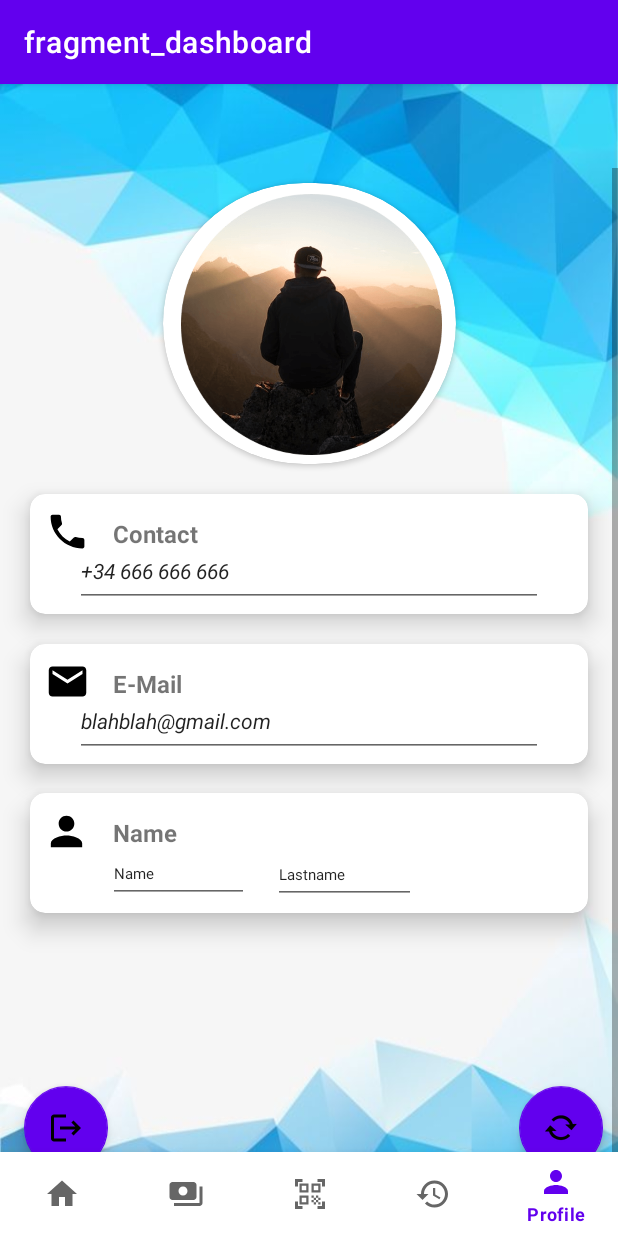
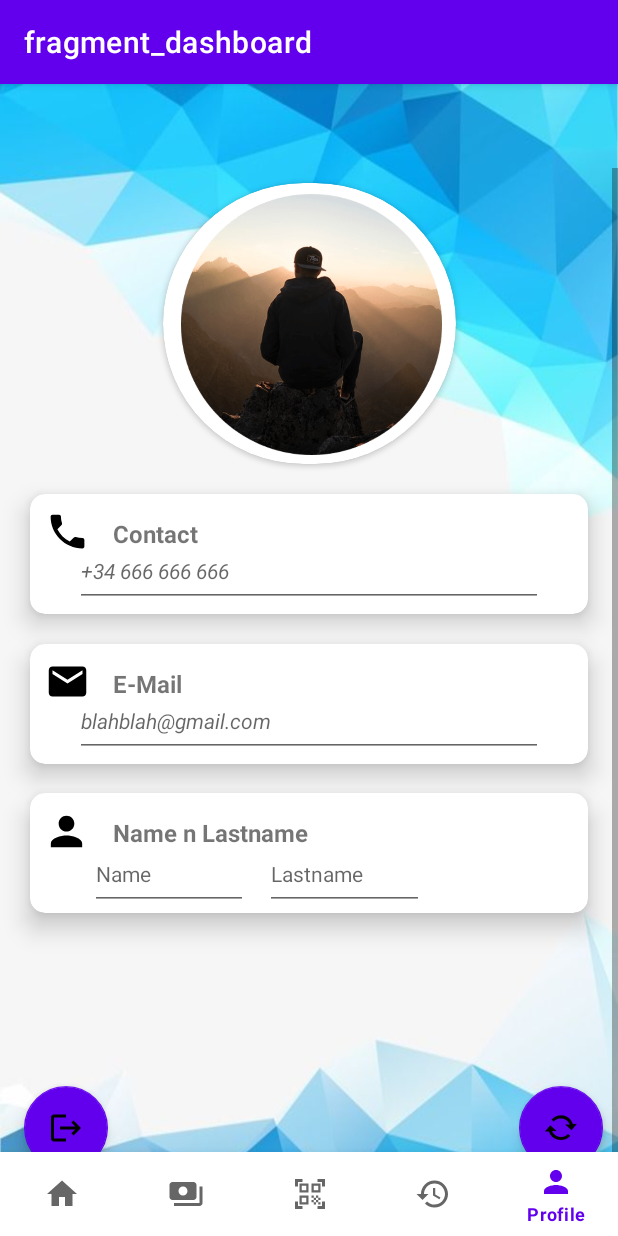
Before and after one commit to irenehernandezvelarde/CORN, an Android app: the ProfileFragment screen opened through its navigation route, on a phone screen of 412 x 824 dp. Run offline under Robolectric (Android 15) with nearby library versions, the phone set to English and light mode, and no system bars; our stand-ins replace navigation-ui.

Commit message:
Cambiar los textos por hints, cambiar tamaño de letra y añadir nuevas contraints.

```diff
--- a/CORN_App/CORN_App/app/src/main/java/com/example/cornapp/view/profile/ProfileFragment.java
+++ b/CORN_App/CORN_App/app/src/main/java/com/example/cornapp/view/profile/ProfileFragment.java
@@ -23,13 +23,11 @@ import org.json.JSONObject;
 public class ProfileFragment extends Fragment {
 
     private FragmentProfileBinding binding;
-    private ProfileViewModel viewModel;
-
     public View onCreateView(@NonNull LayoutInflater inflater, ViewGroup container, Bundle savedInstanceState) {
         binding = FragmentProfileBinding.inflate(inflater, container, false);
 
         setupListeners();
-        viewModel = new ViewModelProvider(this).get(ProfileViewModel.class);
+
         return binding.getRoot();
     }
 
--- a/CORN_App/CORN_App/app/src/main/java/com/example/cornapp/view/profile/ProfileViewModel.java
+++ /dev/null
@@ -1,20 +0,0 @@
-package com.example.cornapp.view.profile;
-
-import android.text.Editable;
-
-import androidx.lifecycle.LiveData;
-import androidx.lifecycle.MutableLiveData;
-import androidx.lifecycle.ViewModel;
-
-public class ProfileViewModel extends ViewModel {
-
-    private MutableLiveData<UserBo> user;
-
-    public void updateUser(Editable text, Editable text1, Editable text2, Editable text3) {
-
-    }
-    public LiveData<UserBo> getUser(){
-        return user;
-    }
-
-}
--- a/CORN_App/CORN_App/app/src/main/java/com/example/cornapp/view/profile/UserBo.java
+++ /dev/null
@@ -1,15 +0,0 @@
-package com.example.cornapp.view.profile;
-
-public class UserBo {
-    private String name, surname, email;
-    private int phone;
-
-    public UserBo(String _name, String _surname, String _email, int _phone){
-        this.name = _name;
-        this.surname = _surname;
-        this.email = _email;
-        this.phone = _phone;
-    }
-
-
-}
--- a/CORN_App/CORN_App/app/src/main/res/layout/fragment_profile.xml
+++ b/CORN_App/CORN_App/app/src/main/res/layout/fragment_profile.xml
@@ -122,7 +122,7 @@
                             android:layout_marginHorizontal="30dp"
                             android:layout_marginTop="20dp"
                             android:minHeight="48dp"
-                            android:text="+34 666 666 666"
+                            android:hint="+34 666 666 666"
                             android:textSize="14dp"
                             android:textStyle="italic"
                             app:layout_constraintBottom_toBottomOf="parent"
@@ -184,7 +184,7 @@
                             android:layout_marginHorizontal="30dp"
                             android:layout_marginTop="20dp"
                             android:minHeight="48dp"
-                            android:text="blahblah@gmail.com"
+                            android:hint="blahblah@gmail.com"
                             android:textSize="14dp"
                             android:textStyle="italic"
                             app:layout_constraintBottom_toBottomOf="parent"
@@ -223,7 +223,7 @@
                             android:layout_height="wrap_content"
                             android:layout_margin="15dp"
                             android:layout_marginTop="16dp"
-                            android:text="Name"
+                            android:text="Name n Lastname"
                             android:textSize="16dp"
                             android:textStyle="bold"
                             app:layout_constraintStart_toEndOf="@+id/profile_user_icon"
@@ -246,30 +246,27 @@
 
                         <com.google.android.material.textfield.TextInputEditText
                             android:id="@+id/profile_user_name_value"
-                            android:layout_width="94dp"
-                            android:layout_height="38dp"
+                            android:layout_width="105dp"
+                            android:layout_height="48dp"
                             android:layout_marginVertical="20dp"
-                            android:layout_marginTop="8dp"
-                            android:text="Name"
-                            android:textSize="10sp"
+                            android:hint="Name"
+                            android:textSize="14sp"
                             app:layout_constraintEnd_toStartOf="@+id/profile_user_surname_value"
-                            app:layout_constraintHorizontal_bias="0.763"
+                            app:layout_constraintHorizontal_bias="0.784"
                             app:layout_constraintStart_toStartOf="parent"
-                            app:layout_constraintTop_toTopOf="@+id/profile_contact_name_image2" />
+                            app:layout_constraintTop_toTopOf="@+id/profile_user_icon" />
 
                         <com.google.android.material.textfield.TextInputEditText
                             android:id="@+id/profile_user_surname_value"
-                            android:layout_width="95dp"
-                            android:layout_height="38dp"
-                            android:layout_marginTop="12dp"
-                            android:text="Lastname"
-                            android:textSize="10sp"
+                            android:layout_width="106dp"
+                            android:layout_height="48dp"
+                            android:layout_marginBottom="5dp"
+                            android:hint="Lastname"
+                            android:textSize="14sp"
                             app:layout_constraintBottom_toBottomOf="parent"
                             app:layout_constraintEnd_toEndOf="parent"
-                            app:layout_constraintHorizontal_bias="0.586"
-                            app:layout_constraintStart_toStartOf="parent"
-                            app:layout_constraintTop_toTopOf="@+id/profile_contact_name_image2"
-                            app:layout_constraintVertical_bias="0.466" />
+                            app:layout_constraintHorizontal_bias="0.588"
+                            app:layout_constraintStart_toStartOf="parent" />
 
                     </androidx.constraintlayout.widget.ConstraintLayout>
 
```
